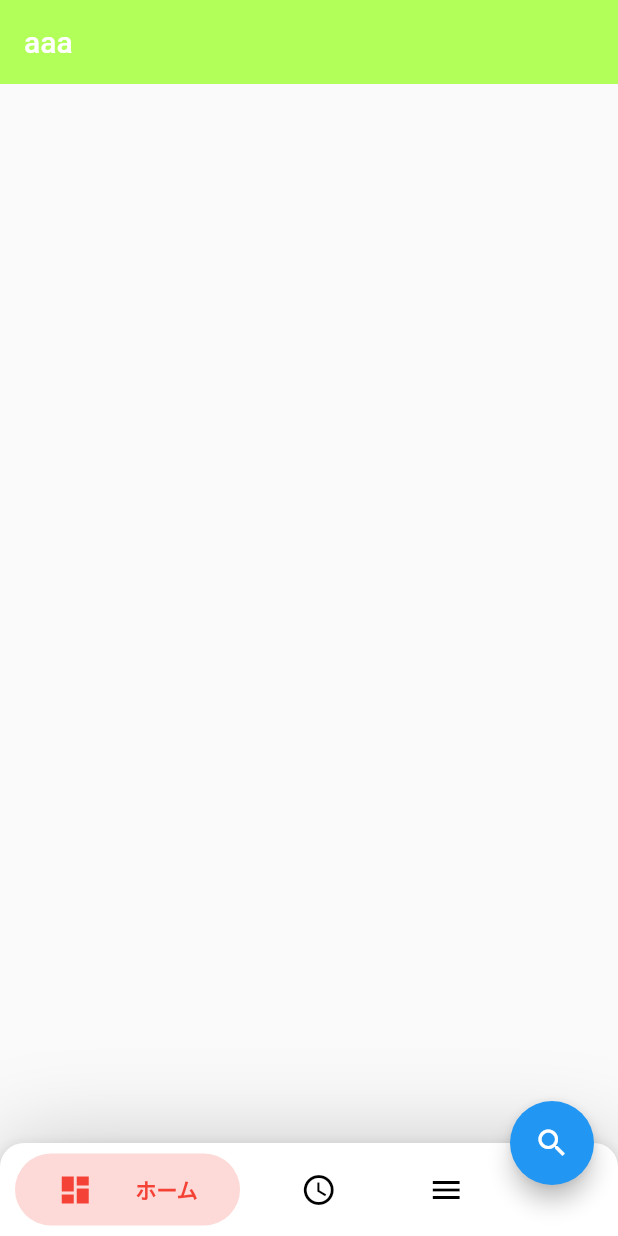
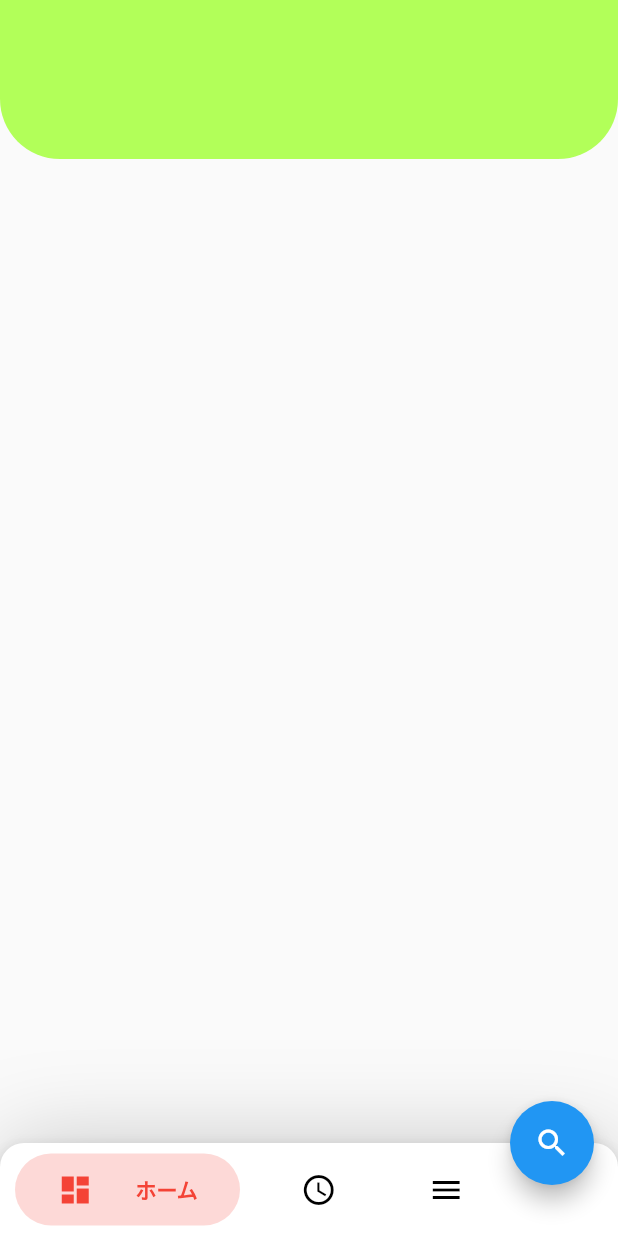
Before and after one commit to Ree-jp/book_manage, a Flutter app: the screen it shows after launch, on a phone screen of 412 x 824 dp. Run offline on Flutter 3.47's test engine with Material 2 defaults, Android fonts, the phone set to English and light mode, and no system bars; drawn by our look-alikes of bubble_bottom_bar.

Commit message:
ステータスバーを透明に appbarを太く、丸めてみた 試行錯誤中

```diff
--- a/lib/main.dart
+++ b/lib/main.dart
@@ -1,4 +1,5 @@
 import 'package:flutter/material.dart';
+import 'package:flutter/services.dart';
 
 import 'page/home/HomePage.dart';
 
@@ -10,6 +11,9 @@ class MyApp extends StatelessWidget {
   // This widget is the root of your application.
   @override
   Widget build(BuildContext context) {
+    SystemChrome.setSystemUIOverlayStyle(SystemUiOverlayStyle(
+      statusBarColor: Colors.transparent,
+    ));
     return MaterialApp(
       title: 'Book Manage',
       theme: ThemeData.light().copyWith(primaryColor: Colors.lightGreenAccent),
--- a/lib/page/home/HomePage.dart
+++ b/lib/page/home/HomePage.dart
@@ -6,21 +6,38 @@ class HomePage extends StatelessWidget {
   Widget build(BuildContext context) {
     return Scaffold(
       appBar: AppBar(
-        title: Text("aaa"),
         elevation: 0,
       ),
-      body: Container(),
+      body: Column(
+        children: [
+          Container(
+            height: 50,
+            decoration: BoxDecoration(
+              color: Theme.of(context).primaryColor,
+              borderRadius: BorderRadius.only(
+                bottomRight: Radius.circular(40),
+                bottomLeft: Radius.circular(40),
+              ),
+            ),
+          ),
+        ],
+      ),
       floatingActionButton: FloatingActionButton(
         onPressed: () {},
         child: Icon(Icons.search),
       ),
       floatingActionButtonLocation: FloatingActionButtonLocation.endDocked,
-      bottomNavigationBar: Container(
+      bottomNavigationBar: bottomNavBar(context),
+    );
+  }
+
+  Container bottomNavBar(BuildContext context) {
+    return Container(
       decoration: BoxDecoration(
         borderRadius: BorderRadius.circular(20),
         boxShadow: [
           BoxShadow(
-              offset: Offset(0,-1),
+            offset: Offset(0, -1),
             blurRadius: 50,
             color: Theme.of(context).shadowColor.withOpacity(0.2),
           ),
@@ -72,7 +89,6 @@ class HomePage extends StatelessWidget {
               title: Text("メニュー")),
         ],
       ),
-      ),
     );
   }
 }
```
Lines whose indentation alone changed are shown as unchanged.
